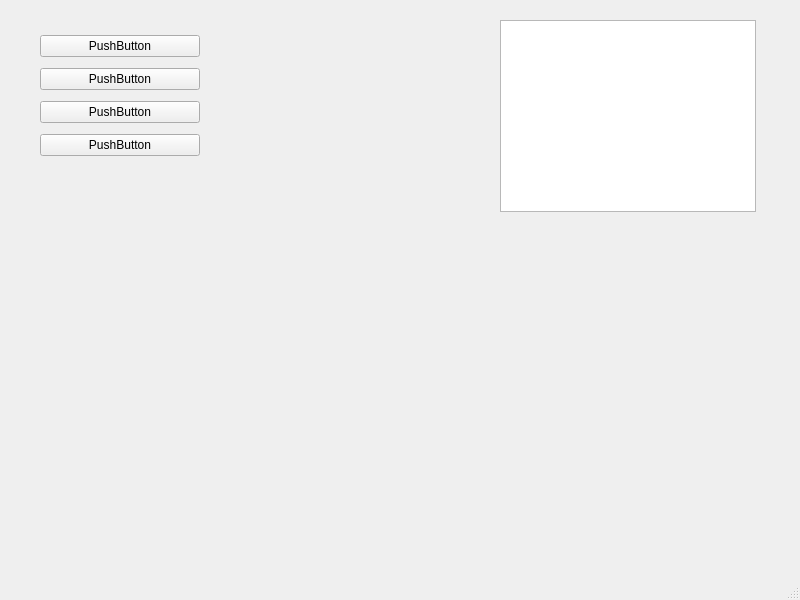
Qt form testing2/ui/mainwindow.ui (Liberty0/strategy_find) before a commit.
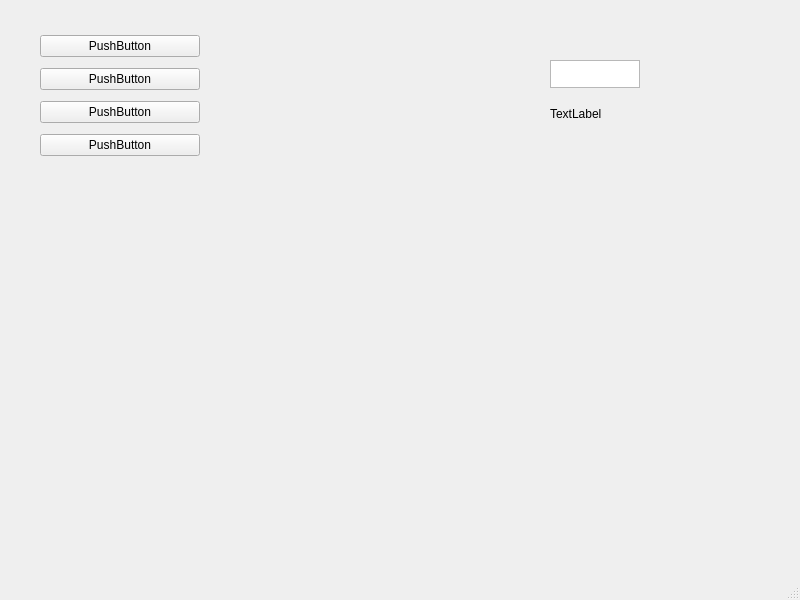
The same form after that commit. Custom widgets are drawn as their Qt base class.

Commit message: [GUI] read input and print output text

```diff
--- a/testing2/ui/mainwindow.ui
+++ b/testing2/ui/mainwindow.ui
@@ -54,21 +54,11 @@
      </item>
     </layout>
    </widget>
-   <widget class="QGraphicsView" name="graphicsView">
-    <property name="geometry">
-     <rect>
-      <x>500</x>
-      <y>20</y>
-      <width>256</width>
-      <height>192</height>
-     </rect>
-    </property>
-   </widget>
    <widget class="MplWidget" name="MplWidget" native="true">
     <property name="geometry">
      <rect>
-      <x>10</x>
-      <y>200</y>
+      <x>20</x>
+      <y>210</y>
       <width>480</width>
       <height>320</height>
      </rect>
@@ -80,6 +70,29 @@
      </size>
     </property>
    </widget>
+   <widget class="QTextEdit" name="textEdit">
+    <property name="geometry">
+     <rect>
+      <x>550</x>
+      <y>60</y>
+      <width>90</width>
+      <height>28</height>
+     </rect>
+    </property>
+   </widget>
+   <widget class="QLabel" name="label">
+    <property name="geometry">
+     <rect>
+      <x>550</x>
+      <y>100</y>
+      <width>90</width>
+      <height>28</height>
+     </rect>
+    </property>
+    <property name="text">
+     <string>TextLabel</string>
+    </property>
+   </widget>
   </widget>
   <widget class="QMenuBar" name="menubar">
    <property name="geometry">
```
The commit also changes 2 other files.
